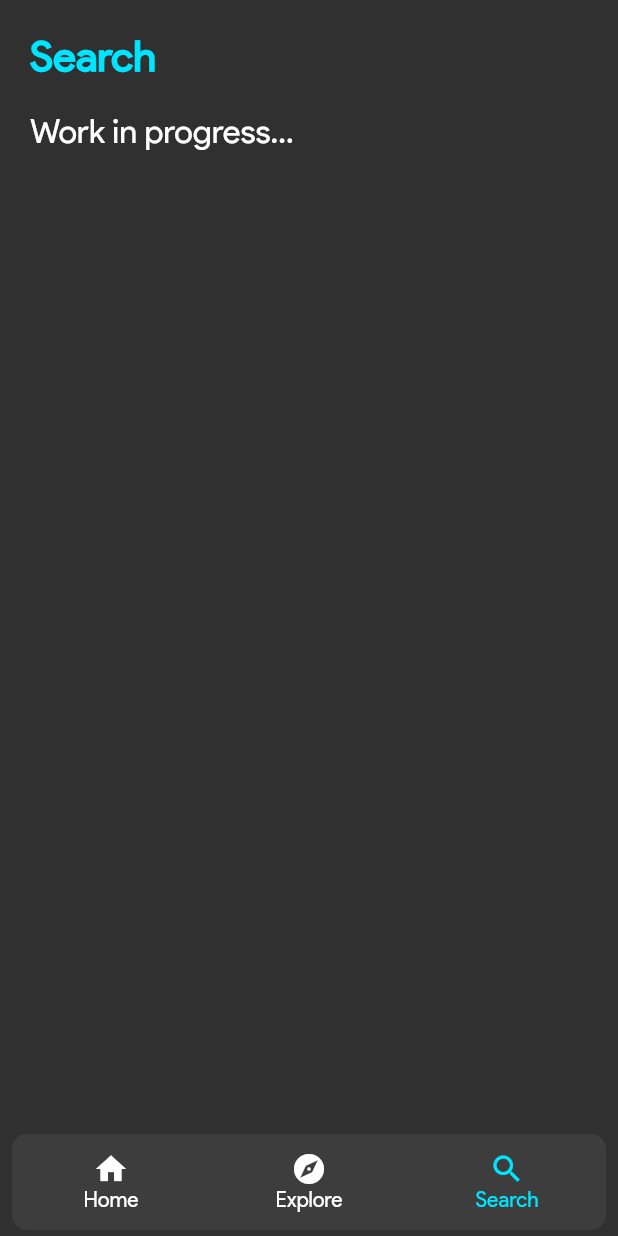
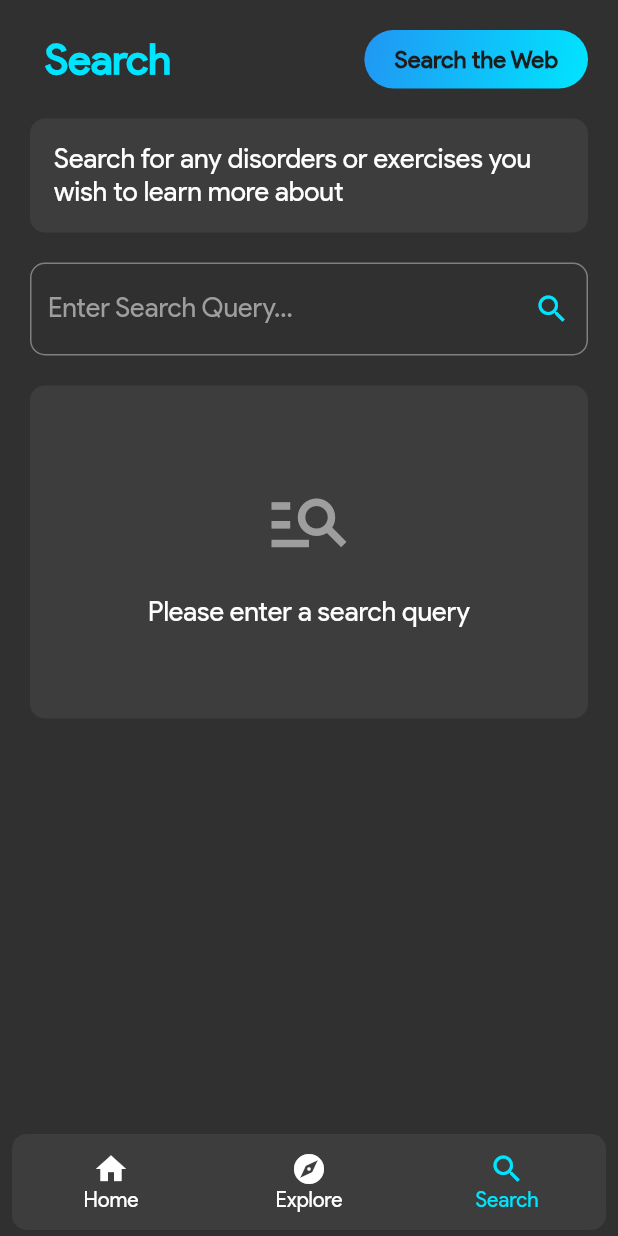
Before and after one commit to Harshit-Sonawala/ar_therapy, a Flutter app: the screen it shows after launch, item 3 of the bottom bar chosen, on a phone screen of 412 x 824 dp. Run offline on Flutter 3.47's test engine with Material 2 defaults, Android fonts, the phone set to English and light mode, and no system bars; our stand-ins replace cloud_firestore, firebase_auth, firebase_core; missing offline and left inert: model_viewer_plus; accounts and stored records are empty.

Commit message:
explore, search screens and fixes

```diff
--- a/lib/main.dart
+++ b/lib/main.dart
@@ -57,6 +57,11 @@ class ARTherapy extends StatelessWidget {
           ),
           bodyLarge: TextStyle(fontSize: 18.0), // old: 22
           bodyMedium: TextStyle(fontSize: 20.0), // old: 26
+          bodySmall: TextStyle(
+            fontSize: 16.0,
+            fontWeight: FontWeight.bold,
+            color: Color(0xff1D1D1D),
+          ),
         ),
         iconTheme: const IconThemeData(
           size: 28,
--- a/lib/screens/bottom_nav_wrapper_screen.dart
+++ b/lib/screens/bottom_nav_wrapper_screen.dart
@@ -4,6 +4,8 @@ import 'package:provider/provider.dart';
 import '../providers/auth_provider.dart';
 
 import './home_screen.dart';
+import './explore_screen.dart';
+import './search_screen.dart';
 // import './user_account_screen.dart';
 import './wip_screen.dart';
 import '../widgets/custom_card.dart';
@@ -17,8 +19,8 @@ class BottomNavWrapperScreen extends StatefulWidget {
 class _BottomNavWrapperScreenState extends State<BottomNavWrapperScreen> {
   final List<Map<String, Object>> _screenData = const [
     {"page": HomeScreen()},
-    {"page": WipScreen(screenName: 'Explore')},
-    {"page": WipScreen(screenName: 'Search')},
+    {"page": ExploreScreen()},
+    {"page": SearchScreen()},
     {"page": WipScreen(screenName: 'My Exercises')},
   ];
 
--- a/lib/screens/exercise_details_screen.dart
+++ b/lib/screens/exercise_details_screen.dart
@@ -54,6 +54,7 @@ class _ExerciseDetailsScreenState extends State<ExerciseDetailsScreen> {
                           .exItemTitle,
                       style: Theme.of(context).textTheme.displayLarge,
                     ),
+                    const CustomDivider(),
                     const SizedBox(height: 20),
                     CustomCard(
                       child: Column(
--- a/lib/screens/explore_screen.dart
+++ b/lib/screens/explore_screen.dart
@@ -1,4 +1,10 @@
 import 'package:flutter/material.dart';
+
+import './disorders_screen.dart';
+import './exercises_screen.dart';
+
+import '../widgets/custom_card.dart';
+import '../widgets/custom_elevated_button.dart';
 
 class ExploreScreen extends StatefulWidget {
   const ExploreScreen({super.key});
@@ -19,12 +25,51 @@ class _ExploreScreenState extends State<ExploreScreen> {
               crossAxisAlignment: CrossAxisAlignment.stretch,
               children: [
                 Row(
-                  children: const [
-                    SizedBox(width: 10),
-                    Text('Explore'),
+                  children: [
+                    const SizedBox(width: 10),
+                    Text(
+                      'Explore',
+                      style: Theme.of(context).textTheme.displayLarge,
+                    ),
                   ],
                 ),
                 const SizedBox(height: 20),
+                CustomCard(
+                  child: Text(
+                    'Browse through the various disorders and exercises with their particulars',
+                    style: Theme.of(context).textTheme.bodyLarge,
+                  ),
+                ),
+                const SizedBox(height: 20),
+                CustomElevatedButton(
+                  onPressed: () => {
+                    Navigator.of(context).push(
+                      MaterialPageRoute(
+                        builder: (context) => const DisordersScreen(),
+                      ),
+                    )
+                  },
+                  backgroundImage: 'assets/images/disorders.jpeg',
+                  child: const Padding(
+                    padding: EdgeInsets.symmetric(vertical: 50, horizontal: 20),
+                    child: Text('Browse Disorders'),
+                  ),
+                ),
+                const SizedBox(height: 20.0),
+                CustomElevatedButton(
+                  onPressed: () => {
+                    Navigator.of(context).push(
+                      MaterialPageRoute(
+                        builder: (context) => const ExercisesScreen(),
+                      ),
+                    )
+                  },
+                  backgroundImage: 'assets/images/exercises.jpeg',
+                  child: const Padding(
+                    padding: EdgeInsets.symmetric(vertical: 50, horizontal: 20),
+                    child: Text('Browse Exercises'),
+                  ),
+                ),
               ],
             ),
           ),
--- a/lib/screens/home_screen.dart
+++ b/lib/screens/home_screen.dart
@@ -147,52 +147,13 @@ class _HomeScreenState extends State<HomeScreen> {
                   title: 'Try 3D & AR Demo',
                 ),
                 const SizedBox(height: 20.0),
-                CustomElevatedButton(
-                  onPressed: () => {
-                    Navigator.of(context).push(
-                      MaterialPageRoute(
-                        builder: (context) => const DisordersScreen(),
-                      ),
-                    )
-                  },
-                  backgroundImage: 'assets/images/disorders.jpeg',
-                  child: const Padding(
-                    padding: EdgeInsets.symmetric(vertical: 50, horizontal: 20),
-                    child: Text('Browse Disorders'),
-                  ),
-                ),
-                const SizedBox(height: 20.0),
-                CustomElevatedButton(
-                  onPressed: () => {
-                    Navigator.of(context).push(
-                      MaterialPageRoute(
-                        builder: (context) => const ExercisesScreen(),
-                      ),
-                    )
-                  },
-                  backgroundImage: 'assets/images/exercises.jpeg',
-                  child: const Padding(
-                    padding: EdgeInsets.symmetric(vertical: 50, horizontal: 20),
-                    child: Text('Browse Exercises'),
-                  ),
-                ),
                 Provider.of<AuthProvider>(context).currentUser != null
-                    ? Column(
-                        children: [
-                          const SizedBox(height: 20.0),
-                          CustomElevatedButton(
-                            onPressed: () => {},
-                            trailingIcon: Icons.arrow_forward,
-                            title: 'Continue Treatment',
-                          ),
-                        ],
+                    ? CustomElevatedButton(
+                        onPressed: () => {},
+                        trailingIcon: Icons.arrow_forward,
+                        title: 'Continue Treatment',
                       )
-                    : Column(
-                        children: [
-                          const SizedBox(height: 20.0),
-                          Container(),
-                        ],
-                      ),
+                    : Container(),
               ],
             ),
           ),
--- /dev/null
+++ b/lib/screens/search_screen.dart
@@ -0,0 +1,171 @@
+import 'package:flutter/material.dart';
+
+import './wip_screen.dart';
+
+import '../widgets/custom_card.dart';
+import '../widgets/custom_elevated_button.dart';
+
+class SearchScreen extends StatefulWidget {
+  const SearchScreen({super.key});
+
+  @override
+  State<SearchScreen> createState() => _SearchScreenState();
+}
+
+class _SearchScreenState extends State<SearchScreen> {
+  final TextEditingController _searchController = TextEditingController();
+
+  @override
+  void dispose() {
+    _searchController.dispose();
+    super.dispose();
+  }
+
+  @override
+  Widget build(BuildContext context) {
+    return Scaffold(
+      // floatingActionButtonLocation: FloatingActionButtonLocation.endFloat,
+      // floatingActionButton: FloatingActionButton.extended(
+      //   backgroundColor: Theme.of(context).primaryColor,
+      //   label: const Text('Search the Web'),
+      //   onPressed: () => {},
+      // ),
+      body: SafeArea(
+        child: SingleChildScrollView(
+          child: Padding(
+            padding: const EdgeInsets.all(20.0),
+            child: Column(
+              crossAxisAlignment: CrossAxisAlignment.stretch,
+              children: [
+                Row(
+                  mainAxisAlignment: MainAxisAlignment.spaceBetween,
+                  children: [
+                    Row(
+                      children: [
+                        const SizedBox(width: 10),
+                        Text(
+                          'Search',
+                          style: Theme.of(context).textTheme.displayLarge,
+                        ),
+                      ],
+                    ),
+                    CustomElevatedButton(
+                      onPressed: () => {
+                        Navigator.of(context).push(
+                          MaterialPageRoute(
+                            builder: (context) => const WipScreen(
+                              screenName: 'Web Search',
+                            ),
+                          ),
+                        )
+                      },
+                      padding: const EdgeInsets.symmetric(vertical: 10.0, horizontal: 20.0),
+                      borderRadius: BorderRadius.circular(50.0),
+                      child: Text(
+                        'Search the Web',
+                        style: Theme.of(context).textTheme.bodySmall,
+                      ),
+                    ),
+                  ],
+                ),
+                const SizedBox(height: 20),
+                CustomCard(
+                  child: Text(
+                    'Search for any disorders or exercises you wish to learn more about',
+                    style: Theme.of(context).textTheme.bodyLarge,
+                  ),
+                ),
+                const SizedBox(height: 20),
+                TextField(
+                  onChanged: (newString) => setState(() {}),
+                  controller: _searchController,
+                  style: Theme.of(context).textTheme.bodyLarge,
+                  cursorColor: Theme.of(context).primaryColor,
+                  decoration: InputDecoration(
+                    labelText: 'Enter Search Query...',
+                    labelStyle: const TextStyle(
+                      fontSize: 18,
+                      color: Colors.grey,
+                    ),
+                    floatingLabelStyle: TextStyle(
+                      color: Theme.of(context).primaryColor,
+                    ),
+                    suffixIcon: IconButton(
+                      onPressed: () => {debugPrint('')},
+                      icon: Icon(
+                        Icons.search,
+                        color: Theme.of(context).primaryColor,
+                        size: 24,
+                      ),
+                    ),
+                    border: OutlineInputBorder(
+                      borderRadius: BorderRadius.circular(10),
+                    ),
+                    focusedBorder: OutlineInputBorder(
+                      borderSide: BorderSide(
+                        width: 2,
+                        color: Theme.of(context).primaryColor,
+                      ),
+                      borderRadius: BorderRadius.circular(10),
+                    ),
+                  ),
+                ),
+                const SizedBox(height: 20.0),
+                _searchController.text.trim() != ''
+                    ? Center(
+                        child: CustomCard(
+                          padding: const EdgeInsets.symmetric(
+                            vertical: 60.0,
+                            horizontal: 60.0,
+                          ),
+                          child: Column(
+                            crossAxisAlignment: CrossAxisAlignment.stretch,
+                            children: [
+                              Center(
+                                child: CircularProgressIndicator(
+                                  color: Theme.of(context).primaryColor,
+                                ),
+                              ),
+                              const SizedBox(height: 20),
+                              Text(
+                                'Loading results...',
+                                style: Theme.of(context).textTheme.bodyLarge,
+                                textAlign: TextAlign.center,
+                              )
+                            ],
+                          ),
+                        ),
+                      )
+                    : Center(
+                        child: CustomCard(
+                          padding: const EdgeInsets.symmetric(
+                            vertical: 60.0,
+                            horizontal: 40.0,
+                          ),
+                          child: Column(
+                            crossAxisAlignment: CrossAxisAlignment.stretch,
+                            children: [
+                              const Icon(
+                                Icons.manage_search,
+                                size: 60.0,
+                                weight: 5.0,
+                                color: Colors.grey,
+                              ),
+                              const SizedBox(height: 20),
+                              Text(
+                                'Please enter a search query',
+                                style: Theme.of(context).textTheme.bodyLarge,
+                                textAlign: TextAlign.center,
+                              )
+                            ],
+                          ),
+                        ),
+                      ),
+              ],
+            ),
+          ),
+        ),
+      ),
+    );
+  }
+}
--- a/lib/widgets/custom_elevated_button.dart
+++ b/lib/widgets/custom_elevated_button.dart
@@ -3,8 +3,9 @@ import 'package:flutter/material.dart';
 class CustomElevatedButton extends StatefulWidget {
   final VoidCallback onPressed;
   // final void Function() onPressed;
+  final Widget? child;
   final EdgeInsets? padding;
-  final Widget? child;
+  final BorderRadiusGeometry? borderRadius;
   final String backgroundImage;
   final String? title;
   final double? fontSize;
@@ -18,8 +19,9 @@ class CustomElevatedButton extends StatefulWidget {
   const CustomElevatedButton({
     //Key? key,
     required this.onPressed,
+    this.child,
     this.padding = const EdgeInsets.all(16),
-    this.child,
+    this.borderRadius = const BorderRadius.all(Radius.circular(10)),
     this.backgroundImage = '',
     this.title,
     this.fontSize = 18,
@@ -42,7 +44,7 @@ class _CustomButtonState extends State<CustomElevatedButton> {
     return Ink(
       decoration: widget.backgroundImage != ''
           ? BoxDecoration(
-              borderRadius: BorderRadius.circular(10),
+              borderRadius: widget.borderRadius,
               image: DecorationImage(
                 image: AssetImage(
                   widget.backgroundImage,
@@ -56,7 +58,7 @@ class _CustomButtonState extends State<CustomElevatedButton> {
             )
           : BoxDecoration(
               // color: const Color(0xff3d3d3d),
-              borderRadius: BorderRadius.circular(10),
+              borderRadius: widget.borderRadius,
               gradient: const LinearGradient(
                 begin: Alignment.topLeft,
                 end: Alignment.bottomRight,
@@ -69,7 +71,7 @@ class _CustomButtonState extends State<CustomElevatedButton> {
       child: InkWell(
         onTap: widget.onPressed,
         customBorder: RoundedRectangleBorder(
-          borderRadius: BorderRadius.circular(10),
+          borderRadius: widget.borderRadius!,
         ),
         child: Padding(
           padding: widget.padding!,
```
